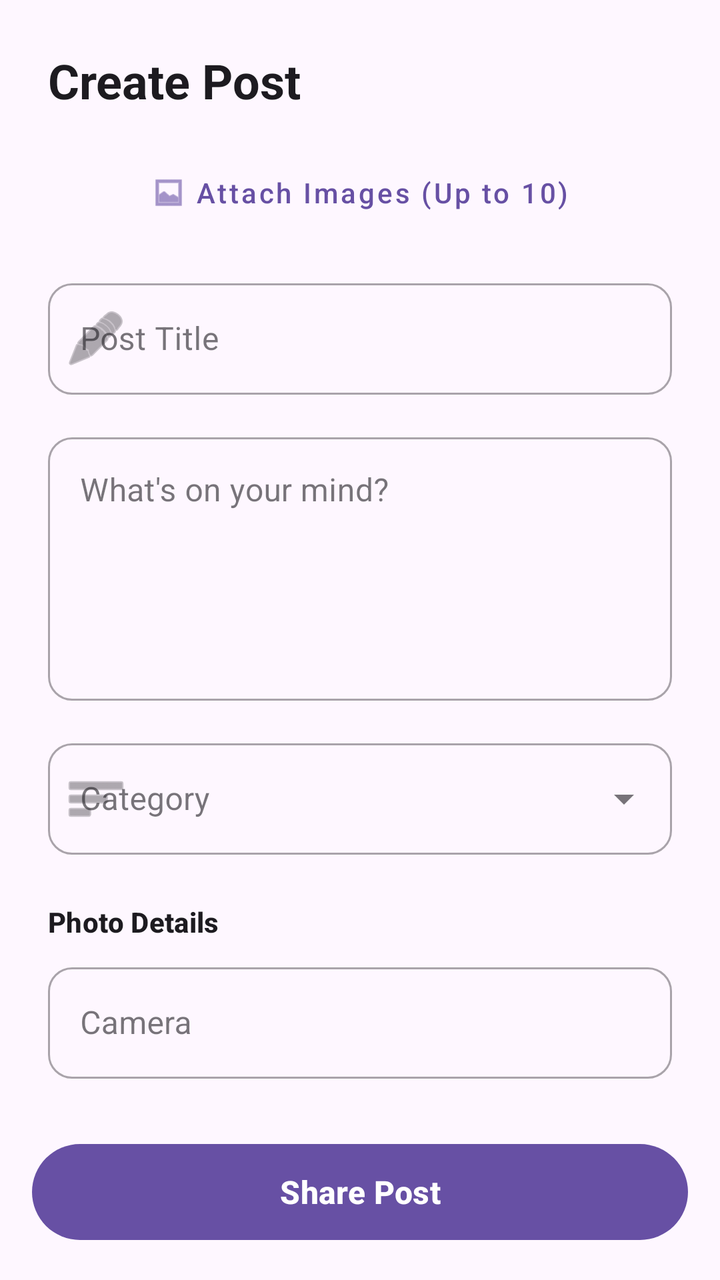
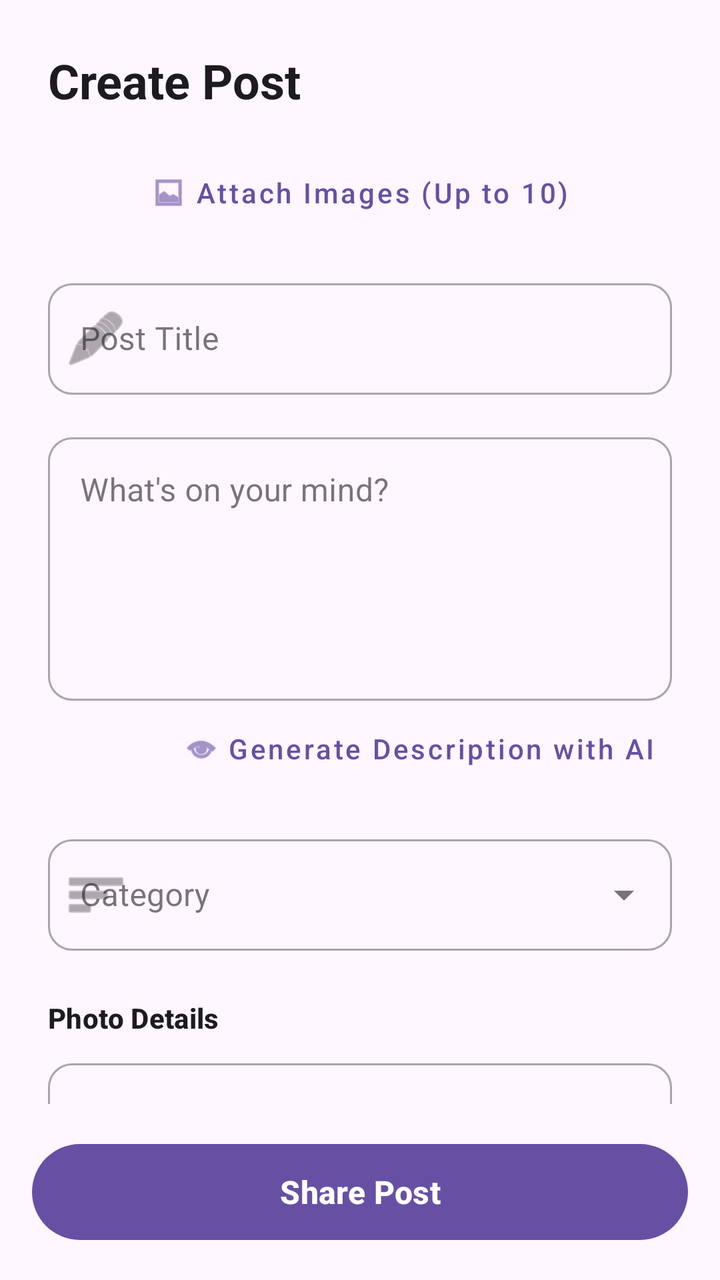

Screens rendered from an Android XML layout before and after an edit, with the pre-edit source and the edit as a unified diff.
<!-- AndroidManifest.xml: application theme Theme.TravelLog -->
<!-- res/layout/activity_add_post.xml -->
<?xml version="1.0" encoding="utf-8"?>
<androidx.constraintlayout.widget.ConstraintLayout xmlns:android="http://schemas.android.com/apk/res/android"
    xmlns:app="http://schemas.android.com/apk/res-auto"
    xmlns:tools="http://schemas.android.com/tools"
    android:id="@+id/main"
    android:layout_width="match_parent"
    android:layout_height="match_parent"
    android:background="?attr/colorSurface"
    tools:context=".AddPostActivity">

    
    <TextView
        android:id="@+id/tv_header"
        android:layout_width="wrap_content"
        android:layout_height="wrap_content"
        android:layout_marginStart="24dp"
        android:layout_marginTop="24dp"
        android:text="Create Post"
        android:textAppearance="@style/TextAppearance.MaterialComponents.Headline5"
        android:textStyle="bold"
        app:layout_constraintStart_toStartOf="parent"
        app:layout_constraintTop_toTopOf="parent" />

    <androidx.core.widget.NestedScrollView
        android:layout_width="match_parent"
        android:layout_height="0dp"
        android:layout_marginTop="16dp"
        android:fillViewport="true"
        app:layout_constraintBottom_toTopOf="@+id/bottom_container"
        app:layout_constraintTop_toBottomOf="@+id/tv_header">

        <LinearLayout
            android:layout_width="match_parent"
            android:layout_height="wrap_content"
            android:orientation="vertical"
            android:paddingHorizontal="24dp"
            android:paddingBottom="24dp">

            
            <androidx.recyclerview.widget.RecyclerView
                android:id="@+id/rv_image_previews"
                android:layout_width="match_parent"
                android:layout_height="200dp"
                android:layout_marginBottom="8dp"
                android:orientation="horizontal"
                android:visibility="gone"
                app:layoutManager="androidx.recyclerview.widget.LinearLayoutManager"
                tools:listitem="@android:layout/simple_list_item_1"
                tools:visibility="visible" />

            <com.google.android.material.button.MaterialButton
                android:id="@+id/select_image_btn"
                style="@style/Widget.MaterialComponents.Button.TextButton"
                android:layout_width="wrap_content"
                android:layout_height="wrap_content"
                android:layout_gravity="center_horizontal"
                android:layout_marginBottom="16dp"
                android:text="Attach Images (Up to 10)"
                android:textAllCaps="false"
                app:icon="@android:drawable/ic_menu_gallery" />

            
            <com.google.android.material.textfield.TextInputLayout
                android:id="@+id/post_title_layout"
                style="@style/Widget.MaterialComponents.TextInputLayout.OutlinedBox"
                android:layout_width="match_parent"
                android:layout_height="wrap_content"
                android:hint="Post Title"
                app:boxCornerRadiusBottomEnd="12dp"
                app:boxCornerRadiusBottomStart="12dp"
                app:boxCornerRadiusTopEnd="12dp"
                app:boxCornerRadiusTopStart="12dp"
                app:startIconDrawable="@android:drawable/ic_menu_edit">

                <com.google.android.material.textfield.TextInputEditText
                    android:id="@+id/post_title"
                    android:layout_width="match_parent"
                    android:layout_height="wrap_content"
                    android:inputType="textCapWords" />

            </com.google.android.material.textfield.TextInputLayout>

            
            <com.google.android.material.textfield.TextInputLayout
                android:id="@+id/post_description_layout"
                style="@style/Widget.MaterialComponents.TextInputLayout.OutlinedBox"
                android:layout_width="match_parent"
                android:layout_height="wrap_content"
                android:layout_marginTop="16dp"
                android:hint="What's on your mind?"
                app:boxCornerRadiusBottomEnd="12dp"
                app:boxCornerRadiusBottomStart="12dp"
                app:boxCornerRadiusTopEnd="12dp"
                app:boxCornerRadiusTopStart="12dp">

                <com.google.android.material.textfield.TextInputEditText
                    android:id="@+id/post_description"
                    android:layout_width="match_parent"
                    android:layout_height="wrap_content"
                    android:gravity="top"
                    android:minLines="5"
                    android:inputType="textMultiLine" />

            </com.google.android.material.textfield.TextInputLayout>

            
            <com.google.android.material.textfield.TextInputLayout
                android:id="@+id/post_category_layout"
                style="@style/Widget.MaterialComponents.TextInputLayout.OutlinedBox.ExposedDropdownMenu"
                android:layout_width="match_parent"
                android:layout_height="wrap_content"
                android:layout_marginTop="16dp"
                android:hint="Category"
                app:boxCornerRadiusBottomEnd="12dp"
                app:boxCornerRadiusBottomStart="12dp"
                app:boxCornerRadiusTopEnd="12dp"
                app:boxCornerRadiusTopStart="12dp"
                app:startIconDrawable="@android:drawable/ic_menu_sort_by_size">

                <AutoCompleteTextView
                    android:id="@+id/post_category"
                    android:layout_width="match_parent"
                    android:layout_height="wrap_content"
                    android:inputType="none" />

            </com.google.android.material.textfield.TextInputLayout>

            
            <TextView
                android:layout_width="wrap_content"
                android:layout_height="wrap_content"
                android:layout_marginTop="24dp"
                android:layout_marginBottom="8dp"
                android:text="Photo Details"
                android:textAppearance="@style/TextAppearance.MaterialComponents.Subtitle2"
                android:textStyle="bold" />

            <com.google.android.material.textfield.TextInputLayout
                style="@style/Widget.MaterialComponents.TextInputLayout.OutlinedBox"
                android:layout_width="match_parent"
                android:layout_height="wrap_content"
                android:hint="Camera"
                app:boxCornerRadiusBottomEnd="12dp"
                app:boxCornerRadiusBottomStart="12dp"
                app:boxCornerRadiusTopEnd="12dp"
                app:boxCornerRadiusTopStart="12dp">

                <com.google.android.material.textfield.TextInputEditText
                    android:id="@+id/post_camera"
                    android:layout_width="match_parent"
                    android:layout_height="wrap_content" />

            </com.google.android.material.textfield.TextInputLayout>

            <com.google.android.material.textfield.TextInputLayout
                style="@style/Widget.MaterialComponents.TextInputLayout.OutlinedBox"
                android:layout_width="match_parent"
                android:layout_height="wrap_content"
                android:layout_marginTop="12dp"
                android:hint="Lens"
                app:boxCornerRadiusBottomEnd="12dp"
                app:boxCornerRadiusBottomStart="12dp"
                app:boxCornerRadiusTopEnd="12dp"
                app:boxCornerRadiusTopStart="12dp">

                <com.google.android.material.textfield.TextInputEditText
                    android:id="@+id/post_lens"
                    android:layout_width="match_parent"
                    android:layout_height="wrap_content" />

            </com.google.android.material.textfield.TextInputLayout>

            <LinearLayout
                android:layout_width="match_parent"
                android:layout_height="wrap_content"
                android:layout_marginTop="12dp"
                android:orientation="horizontal">

                <com.google.android.material.textfield.TextInputLayout
                    style="@style/Widget.MaterialComponents.TextInputLayout.OutlinedBox"
                    android:layout_width="0dp"
                    android:layout_height="wrap_content"
                    android:layout_weight="1"
                    android:layout_marginEnd="6dp"
                    android:hint="Shutter Speed"
                    app:boxCornerRadiusBottomEnd="12dp"
                    app:boxCornerRadiusBottomStart="12dp"
                    app:boxCornerRadiusTopEnd="12dp"
                    app:boxCornerRadiusTopStart="12dp">

                    <com.google.android.material.textfield.TextInputEditText
                        android:id="@+id/post_shutter_speed"
                        android:layout_width="match_parent"
                        android:layout_height="wrap_content" />

                </com.google.android.material.textfield.TextInputLayout>

                <com.google.android.material.textfield.TextInputLayout
                    style="@style/Widget.MaterialComponents.TextInputLayout.OutlinedBox"
                    android:layout_width="0dp"
                    android:layout_height="wrap_content"
                    android:layout_weight="1"
                    android:layout_marginStart="6dp"
                    android:hint="Aperture"
                    app:boxCornerRadiusBottomEnd="12dp"
                    app:boxCornerRadiusBottomStart="12dp"
                    app:boxCornerRadiusTopEnd="12dp"
                    app:boxCornerRadiusTopStart="12dp">

                    <com.google.android.material.textfield.TextInputEditText
                        android:id="@+id/post_aperture"
                        android:layout_width="match_parent"
                        android:layout_height="wrap_content" />

                </com.google.android.material.textfield.TextInputLayout>

            </LinearLayout>

        </LinearLayout>
    </androidx.core.widget.NestedScrollView>

    
    <FrameLayout
        android:id="@+id/bottom_container"
        android:layout_width="match_parent"
        android:layout_height="wrap_content"
        android:padding="16dp"
        app:layout_constraintBottom_toBottomOf="parent">

        <com.google.android.material.button.MaterialButton
            android:id="@+id/send_post"
            android:layout_width="match_parent"
            android:layout_height="56dp"
            android:text="Share Post"
            android:textAllCaps="false"
            android:textSize="16sp"
            android:textStyle="bold"
            app:cornerRadius="28dp" />

    </FrameLayout>

</androidx.constraintlayout.widget.ConstraintLayout>
<!-- resources referenced by this layout -->
<resources>
  <style name="Theme.TravelLog" parent="Base.Theme.TravelLog" />
  <style name="Base.Theme.TravelLog" parent="Theme.Material3.DayNight.NoActionBar">
          
          
      </style>
</resources>

<!-- the commit's change to res/layout/activity_add_post.xml (unified diff, before → after) -->
@@ -103,6 +103,16 @@
 
             </com.google.android.material.textfield.TextInputLayout>
 
+            <com.google.android.material.button.MaterialButton
+                android:id="@+id/btn_generate_ai_description"
+                style="@style/Widget.MaterialComponents.Button.TextButton"
+                android:layout_width="wrap_content"
+                android:layout_height="wrap_content"
+                android:layout_gravity="end"
+                android:text="Generate Description with AI"
+                android:textAllCaps="false"
+                app:icon="@android:drawable/ic_menu_view" />
+
             
             <com.google.android.material.textfield.TextInputLayout
                 android:id="@+id/post_category_layout"
